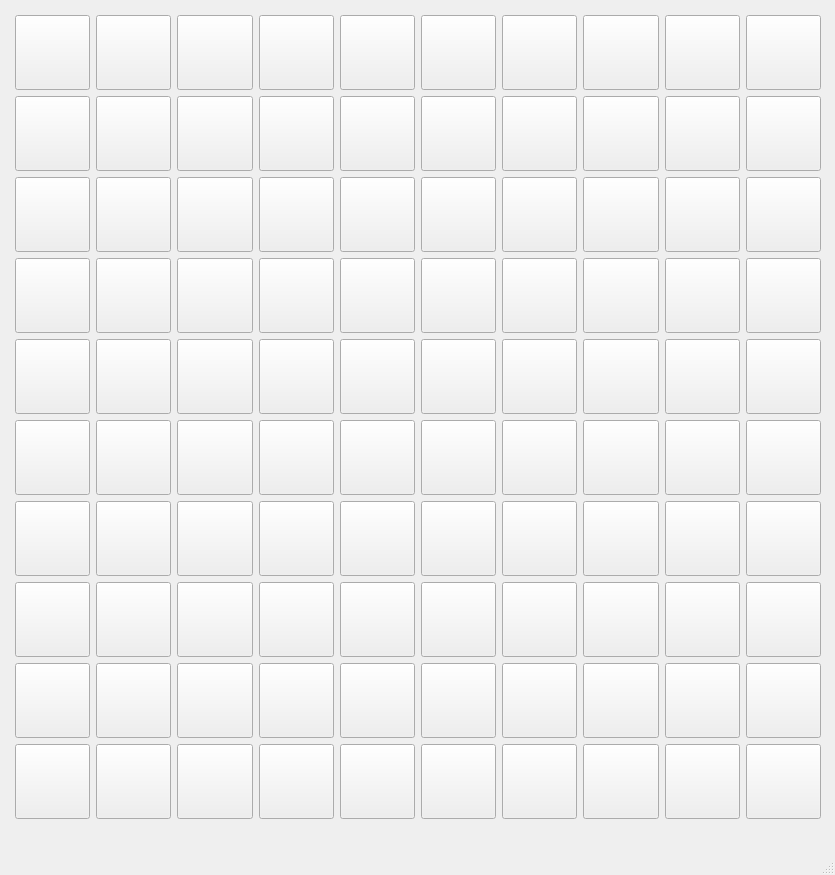
yukill3r/Checkers, file default_ui.ui: the form before one commit.
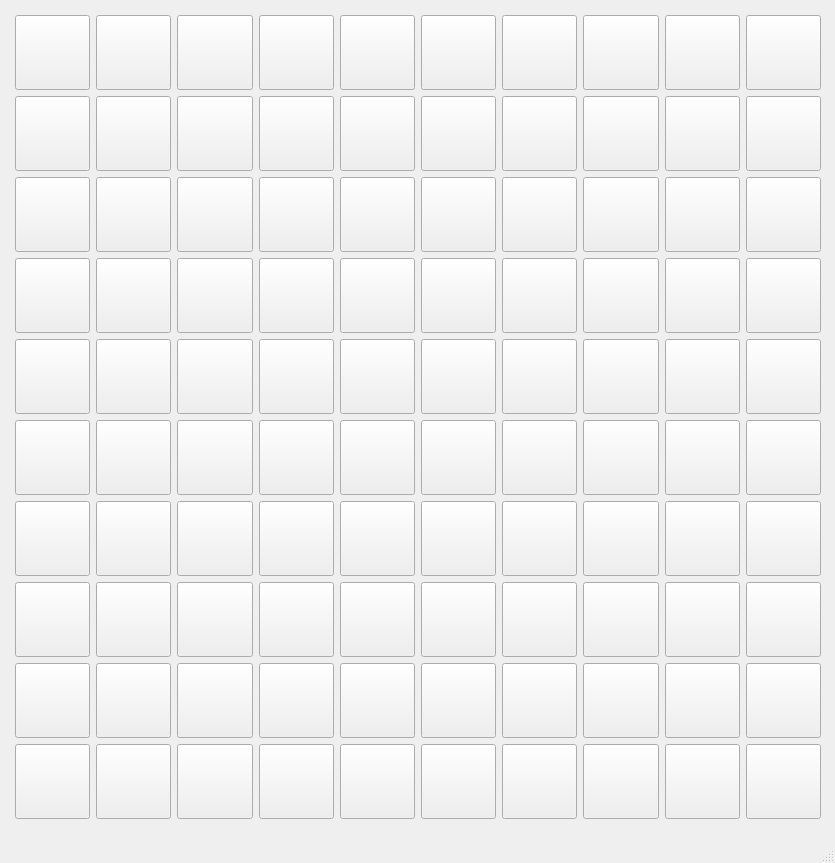
The form after the commit.

```diff
--- a/default_ui.ui
+++ b/default_ui.ui
@@ -7,9 +7,21 @@
     <x>0</x>
     <y>0</y>
     <width>835</width>
-    <height>875</height>
+    <height>863</height>
    </rect>
   </property>
+  <property name="sizePolicy">
+   <sizepolicy hsizetype="MinimumExpanding" vsizetype="MinimumExpanding">
+    <horstretch>0</horstretch>
+    <verstretch>0</verstretch>
+   </sizepolicy>
+  </property>
+  <property name="minimumSize">
+   <size>
+    <width>835</width>
+    <height>855</height>
+   </size>
+  </property>
   <property name="baseSize">
    <size>
     <width>810</width>
@@ -20,6 +32,18 @@
    <string>MainWindow</string>
   </property>
   <widget class="QWidget" name="centralwidget">
+   <property name="sizePolicy">
+    <sizepolicy hsizetype="MinimumExpanding" vsizetype="MinimumExpanding">
+     <horstretch>0</horstretch>
+     <verstretch>0</verstretch>
+    </sizepolicy>
+   </property>
+   <property name="minimumSize">
+    <size>
+     <width>835</width>
+     <height>825</height>
+    </size>
+   </property>
    <widget class="QWidget" name="widget" native="true">
     <property name="geometry">
      <rect>
```
Left out of the diff: 9 changed lines with no effect on the pictures.
